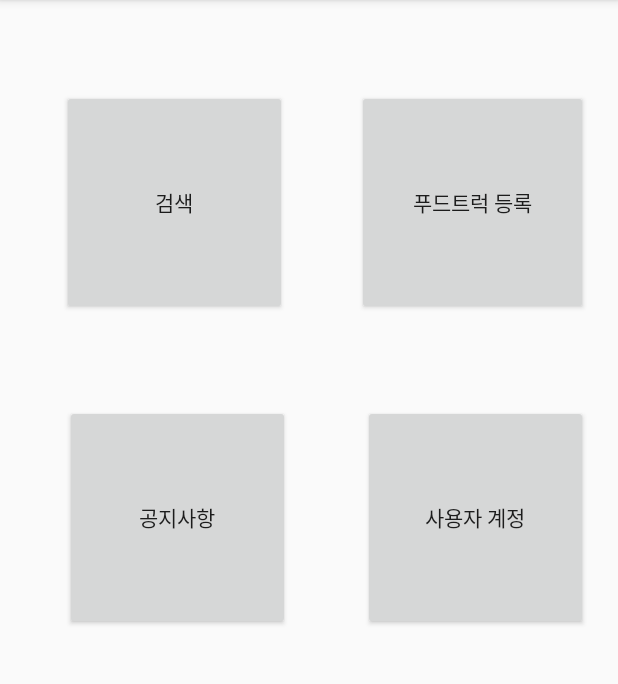
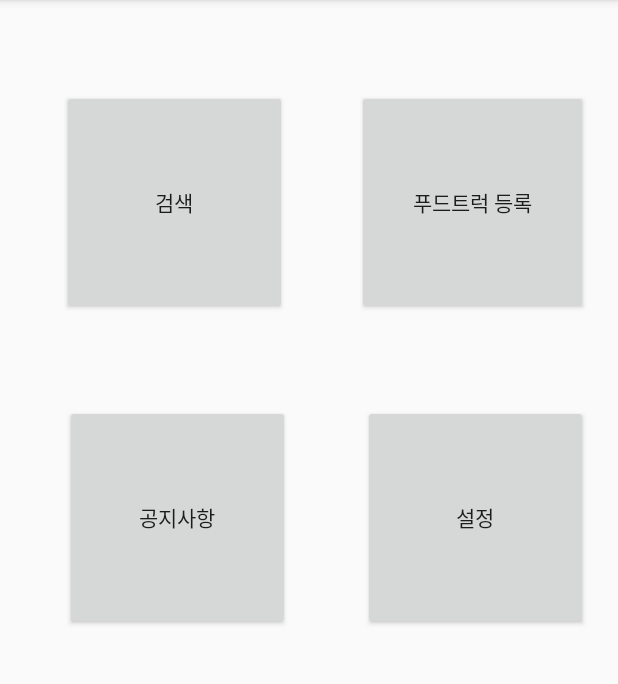
Before and after one commit to Haejoon0313/2017Fall_FoodTruck, an Android app: the MainActivity screen opened directly, with no data from a screen before it, on a phone screen of 412 x 824 dp, the part 84-768 px from its top. Run offline under Robolectric (Android 15) with nearby library versions, the light colour scheme and no system bars.

Commit message:
메인 페이지 수정

```diff
--- a/FoodTruck/app/src/main/res/layout/activity_main.xml
+++ b/FoodTruck/app/src/main/res/layout/activity_main.xml
@@ -48,7 +48,7 @@
         android:layout_height="150dp"
         android:layout_marginEnd="20dp"
         android:layout_marginTop="60dp"
-        android:text="사용자 계정"
+        android:text="설정"
         app:layout_constraintEnd_toEndOf="parent"
         app:layout_constraintTop_toBottomOf="@+id/FT_create" />
 </android.support.constraint.ConstraintLayout>
```
